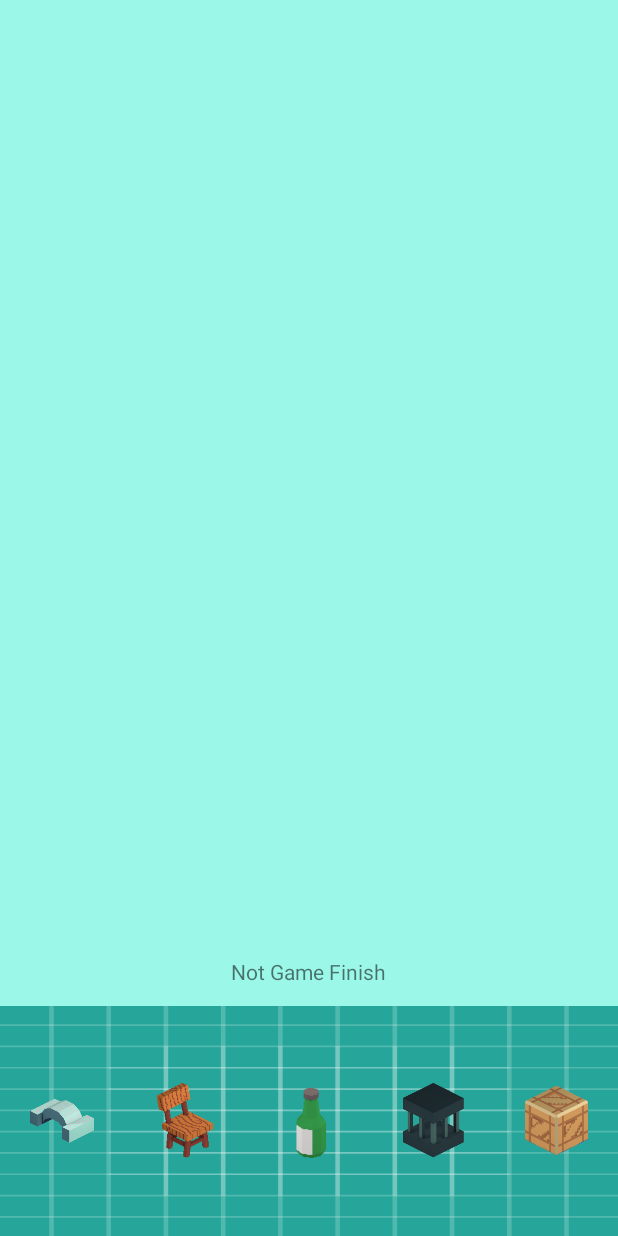
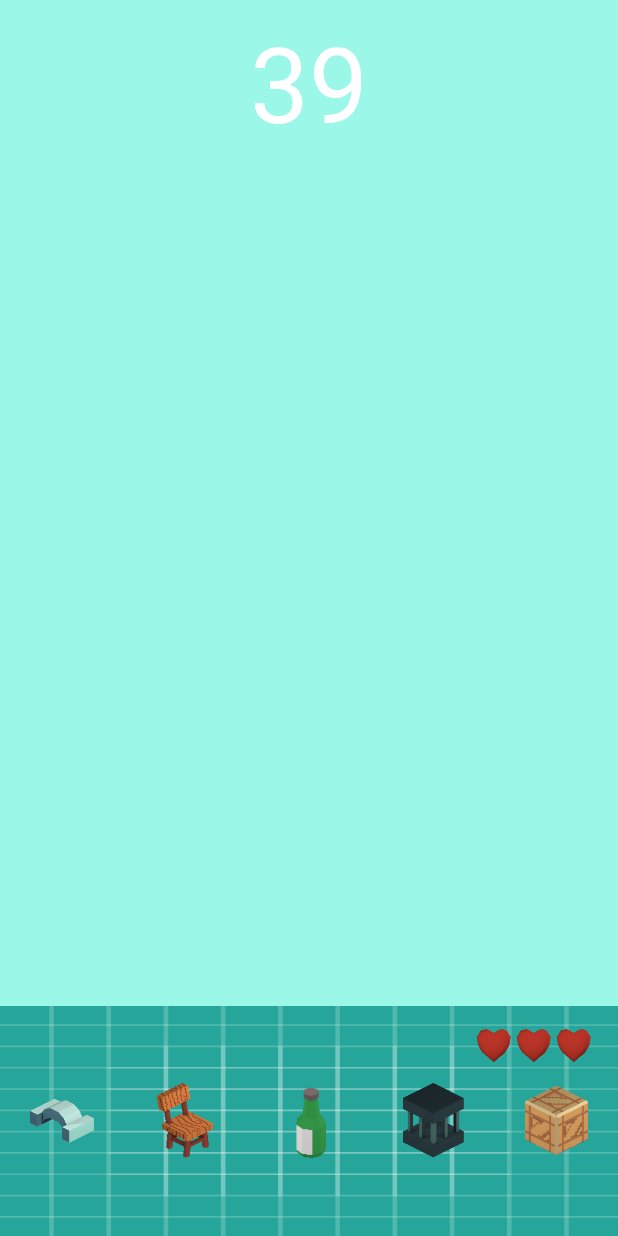
Before and after one commit to OttoCh/bouncingObject, an Android app: the GameActivity screen opened directly, with no data from a screen before it, on a phone screen of 412 x 824 dp. Run offline under Robolectric (Android 15) with nearby library versions, the phone set to English and light mode, and no system bars.

Commit message:
add life, fix times up crash

```diff
--- a/app/src/main/java/com/example/ottochristianto/hiddenobject/GameActivity.java
+++ b/app/src/main/java/com/example/ottochristianto/hiddenobject/GameActivity.java
@@ -48,15 +48,25 @@ public class GameActivity extends AppCompatActivity {
 
     int getObject = 0;
     int totalMistake = 0;
-    int maximumMistake = 5;
+    int maximumMistake = 3;
     int usedSprite[] = new int[5];
+    int usedTimeLimit = 0;
+    int totalWin = 0;
+    int maximumWin = 3;
+    boolean initial = true;
+
+    final int[] timeLimit = new int[] {
+      40, 20, 10
+    };
 
     final int totalBouncingObject = 6;
 
-    ArrayList<ImageView> neededObject = new ArrayList<ImageView>();
-    ArrayList<floating_object> floatingObject = new ArrayList<floating_object>();
+    ArrayList<ImageView> neededObject = new ArrayList<>();
+    ArrayList<floating_object> floatingObject = new ArrayList<>();
+    ArrayList<ImageView> lifeObject = new ArrayList<>();
 
     View exitInflated;
+    timers_object timer;
 
     @Override
     protected void onCreate(Bundle savedInstanceState) {
@@ -66,14 +76,33 @@ public class GameActivity extends AppCompatActivity {
         InitGame();
     }
 
+    @Override
+    protected void onDestroy() {
+        super.onDestroy();
+        //stop timer)
+        timer.StopTimer();
+    }
+
     private void InitGame() {
         getObject = 0;
-        totalMistake = 0;
-        populateObjectList();
+        usedTimeLimit++;
+        if(usedTimeLimit-1 >= timeLimit.length)
+            usedTimeLimit = timeLimit.length - 1;
+        if(initial) {
+            populateObjectList();
+            populateLife();
+            initial = false;
+        }
         randomizeNeededObject(neededObject, existingSprite);
         spawnObject(totalBouncingObject, existingSprite);
         //make sure object list is findable
         untransparentNeededObject();
+
+        //start timer
+        timer = (timers_object) findViewById(R.id.timer);
+        timer.Init(this);
+        timer.SetTimer(timeLimit[usedTimeLimit-1]);
+        timer.BeginTimer();
     }
 
     private void untransparentNeededObject() {
@@ -103,6 +132,12 @@ public class GameActivity extends AppCompatActivity {
             icon.setTag(existingSprite[index], new Object());
             index++;
         }
+    }
+
+    private void populateLife() {
+        lifeObject.add((ImageView) findViewById(R.id.life_3));
+        lifeObject.add((ImageView) findViewById(R.id.life_2));
+        lifeObject.add((ImageView) findViewById(R.id.life_1));
     }
 
     private void populateObjectList() {
@@ -142,21 +177,49 @@ public class GameActivity extends AppCompatActivity {
 //            }
         }
         totalMistake++;
+        destroyHearts(totalMistake);
+
         if(totalMistake>maximumMistake)
             gameLose();
 
         return false;
     }
 
+    private void destroyHearts(int destroyHeartsNumb) {
+        if(destroyHeartsNumb > lifeObject.toArray().length) return;
+
+        for(int i=0; i<destroyHeartsNumb; i++) {
+            View life = lifeObject.get(i);
+            life.setVisibility(View.INVISIBLE);
+        }
+    }
+
+    private void restoreHearts() {
+        for(int i=0; i<lifeObject.toArray().length; i++) {
+            View life = lifeObject.get(i);
+            life.setVisibility(View.VISIBLE);
+        }
+    }
+
+    public void timesUp() {
+        gameLose();
+    }
+
     private void gameLose() {
-        neededObject.clear();
-        TextView textView = findViewById(R.id.game_finish);
-        textView.setText(R.string.you_lose);
+        //neededObject.clear();
+        totalWin = 0;
+        usedTimeLimit = 0;
+
+        totalMistake = 0;
+        restoreHearts();
 
         //lakukan pembersihan semua floating_object yg ada di scene
         deleteAllFloatingObject((ViewGroup) findViewById(R.id.relativeLayout));
 
-        showExitBox(false);
+        showExitBox(R.string.you_lose, R.string.retry_button);
+
+        //stop timer
+        timer.PauseTimer();
     }
 
     private void deleteAllFloatingObject(ViewGroup parentLayout) {
@@ -175,18 +238,24 @@ public class GameActivity extends AppCompatActivity {
 
         //hapus semuanya
         for(int i=0; i<index; i++) {
-            parentLayout.removeView(deleteViewList[i]);
+             parentLayout.removeView(deleteViewList[i]);
         }
     }
 
     private void gameDone() {
-        neededObject.clear();
-        TextView textView = findViewById(R.id.game_finish);
-        textView.setText(R.string.you_win);
-        showExitBox(true);
+        //neededObject.clear();
+        totalWin++;
+
+        if(totalWin >= maximumWin)
+            showExitBox(R.string.game_finish_message, R.string.finish_button);
+        else
+            showExitBox(R.string.you_win, R.string.continue_button);
+
+        //stop timer
+        timer.PauseTimer();
     }
 
-    private void showExitBox(boolean win) {
+    private void showExitBox(int message, int buttonMessage) {
         if(exitInflated == null) {
             ViewStub viewStub = (ViewStub) findViewById(R.id.exit_box_stub);
             viewStub.setLayoutResource(R.layout.exit_box);
@@ -198,14 +267,8 @@ public class GameActivity extends AppCompatActivity {
 
         TextView messageText = exitInflated.findViewById(R.id.Message);
         Button retryButton = exitInflated.findViewById(R.id.RetryButton);
-        if(win) {
-            messageText.setText(R.string.you_win);
-            retryButton.setText(R.string.continue_button);
-        }
-        else {
-            messageText.setText(R.string.you_lose);
-            retryButton.setText(R.string.retry_button);
-        }
+        messageText.setText(message);
+        retryButton.setText(buttonMessage);
     }
 
     private void spawnObject(int totalSpawn, int existingSprite[]) {
@@ -232,6 +295,12 @@ public class GameActivity extends AppCompatActivity {
 
 
     public void RetryGame(View view) {
+        if(totalWin >= maximumWin) {
+            timer.StopTimer();
+            finish();
+            return;
+        }
+
         exitInflated.setVisibility(View.INVISIBLE);
         InitGame();
     }
--- a/app/src/main/java/com/example/ottochristianto/hiddenobject/floating_object.java
+++ b/app/src/main/java/com/example/ottochristianto/hiddenobject/floating_object.java
@@ -30,8 +30,8 @@ public class floating_object extends AppCompatImageView {
 
     private float speedX = 10f;
     private float speedY = 10f;
-    private float parentWidth;
-    private float parentHeight;
+    private float parentWidth = 0;
+    private float parentHeight = 0;
 
     private GameActivity currentActivity;
 
@@ -107,8 +107,10 @@ public class floating_object extends AppCompatImageView {
     @Override
     protected void onDraw(Canvas canvas) {
         super.onDraw(canvas);
-        parentHeight = ((ViewGroup)this.getParent()).getHeight();
-        parentWidth = ((ViewGroup)this.getParent()).getWidth();
+        if(parentHeight == 0)
+            parentHeight = ((ViewGroup)this.getParent()).getHeight();
+        if(parentWidth == 0)
+            parentWidth = ((ViewGroup)this.getParent()).getWidth();
         canvas.save();
 
         float currentX = this.getX();
--- /dev/null
+++ b/app/src/main/java/com/example/ottochristianto/hiddenobject/timers_object.java
@@ -0,0 +1,153 @@
+package com.example.ottochristianto.hiddenobject;
+
+import android.content.Context;
+import android.os.Handler;
+import android.os.Looper;
+import android.os.Message;
+import android.support.v7.widget.AppCompatTextView;
+import android.util.AttributeSet;
+import android.util.Log;
+
+public class timers_object extends AppCompatTextView {
+
+    public timers_object(Context context) {
+        super(context);
+    }
+
+    public timers_object(Context context, AttributeSet attrs) {
+        super(context, attrs);
+    }
+
+    public timers_object(Context context, AttributeSet attrs, int numb) {
+        super(context, attrs, numb);
+    }
+
+    int maxTime = 60;
+    int currentTime = maxTime;
+    boolean runTimer = false;
+    boolean timerIsRunning = false;
+    GameActivity gameActivity;
+    TimerRunnable timerRunnable;
+    Thread thread;
+    Handler mHandler = new Handler();
+
+    public void Init(GameActivity gameActivity) {
+        this.setTextSize(70);
+        this.setTextColor(getResources().getColor(R.color.White));
+        this.setText("00");
+        this.gameActivity = gameActivity;
+    }
+
+    private void ResetTimer(int maxTime) {
+        this.setText(Integer.toString(maxTime));
+        currentTime = maxTime;
+    }
+
+    private void timesUp() {
+        if(gameActivity != null)
+            gameActivity.timesUp();
+        runTimer = false;
+        timerRunnable.toggleTimer(false);
+    }
+
+    public void UpdateTimer() {
+        if(!runTimer) return;
+
+        currentTime--;
+        if(currentTime < 0) currentTime = 0;
+        String writtenTime = Integer.toString(currentTime);
+        if(currentTime < 10) writtenTime = "0" + writtenTime;
+        this.setText(writtenTime);
+
+        if(currentTime <=0) {
+            //kirim kembali ke ui thread
+            mHandler.post(new Runnable() {
+                @Override
+                public void run() {
+                    timesUp();
+                }
+            });
+        }
+    }
+
+    public void SetTimer(int maxTime) {
+        this.maxTime = maxTime;
+        this.setText(Integer.toString(maxTime));
+    }
+
+    public void BeginTimer() {
+        runTimer = true;
+        currentTime = maxTime;
+
+        //jangan sampai ada 2 thread jalan di saat bersamaan
+        if(thread == null || !thread.isAlive()) {
+            timerRunnable = new TimerRunnable(this);
+            thread = new Thread(timerRunnable);
+            timerRunnable.toggleTimer(true);
+            thread.start();
+            timerIsRunning = true;
+        }
+        else {
+            Log.d("Timer", "continue from existing thread ");
+            timerRunnable.toggleTimer(true);
+        }
+    }
+
+    public void ContinueTimer() {
+        runTimer = true;
+
+        timerRunnable.toggleTimer(true);
+    }
+
+    public void PauseTimer() {
+        runTimer = false;
+        timerRunnable.toggleTimer(false);
+    }
+
+    public void StopTimer() {
+        runTimer = false;
+        timerRunnable.toggleTimer(false);
+        boolean success = true;
+        try {
+            thread.join();
+        }
+        catch (Exception e) {
+            success = false;
+            Log.d("Timer", "fail to stop thread");
+        }
+
+        if(success)
+            timerIsRunning = false;
+    }
+
+}
+
+class TimerRunnable implements Runnable {
+
+    boolean run = false;
+    timers_object timers;
+
+    public TimerRunnable(timers_object timers) {
+        this.timers = timers;
+    }
+
+    @Override
+    public void run() {
+        while(run) {
+            try {
+                Thread.sleep(1000);
+            }
+            catch (Exception e) {
+                Log.d("Timer", "timer: cant sleep");
+                run = false;
+            }
+            if(timers == null) run = false;
+
+            timers.UpdateTimer();
+        }
+    }
+
+    public void toggleTimer(boolean run) {
+        this.run = run;
+    }
+}
--- a/app/src/main/res/layout/activity_game.xml
+++ b/app/src/main/res/layout/activity_game.xml
@@ -66,6 +66,50 @@
             app:srcCompat="@drawable/arch_001" />
     </LinearLayout>
 
+    <LinearLayout
+        android:id="@+id/lifeLayout"
+        android:layout_width="80dp"
+        android:layout_height="27dp"
+        android:layout_marginEnd="8dp"
+        android:layout_marginLeft="8dp"
+        android:layout_marginRight="8dp"
+        android:layout_marginStart="8dp"
+        android:layout_marginTop="12dp"
+        android:orientation="horizontal"
+        app:layout_constraintEnd_toEndOf="parent"
+        app:layout_constraintHorizontal_bias="0.974"
+        app:layout_constraintStart_toStartOf="parent"
+        app:layout_constraintTop_toBottomOf="@+id/relativeLayout">
+
+        <ImageView
+            android:id="@+id/life_3"
+            android:layout_width="wrap_content"
+            android:layout_height="wrap_content"
+            android:layout_weight="1"
+            android:cropToPadding="false"
+            android:padding="2dp"
+            android:scaleType="fitXY"
+            app:srcCompat="@drawable/heart0000" />
+
+        <ImageView
+            android:id="@+id/life_2"
+            android:layout_width="wrap_content"
+            android:layout_height="wrap_content"
+            android:layout_weight="1"
+            android:padding="2dp"
+            android:scaleType="fitXY"
+            app:srcCompat="@drawable/heart0000" />
+
+        <ImageView
+            android:id="@+id/life_1"
+            android:layout_width="wrap_content"
+            android:layout_height="wrap_content"
+            android:layout_weight="1"
+            android:padding="2dp"
+            android:scaleType="fitXY"
+            app:srcCompat="@drawable/heart0000" />
+    </LinearLayout>
+
     <RelativeLayout
         android:id="@+id/relativeLayout"
         android:layout_width="0dp"
@@ -82,16 +126,6 @@
             android:layout_height="match_parent"
             android:visibility="invisible" />
 
-        <TextView
-            android:id="@+id/game_finish"
-            android:layout_width="wrap_content"
-            android:layout_height="wrap_content"
-            android:layout_alignParentBottom="true"
-            android:layout_centerHorizontal="true"
-            android:layout_marginBottom="13dp"
-            android:text="Not Game Finish" />
-
-
     </RelativeLayout>
 
     <ViewStub
@@ -100,4 +134,21 @@
         android:layout_width="match_parent"
         android:layout_height="match_parent" />
 
+    <com.example.ottochristianto.hiddenobject.timers_object
+        android:id="@+id/timer"
+        android:layout_width="100dp"
+        android:layout_height="100dp"
+        android:layout_marginEnd="8dp"
+        android:layout_marginLeft="8dp"
+        android:layout_marginRight="8dp"
+        android:layout_marginStart="8dp"
+        android:layout_marginTop="8dp"
+        android:text="00"
+        android:textAlignment="center"
+        android:textColor="@color/White"
+        android:textSize="70sp"
+        app:layout_constraintEnd_toEndOf="parent"
+        app:layout_constraintStart_toStartOf="parent"
+        app:layout_constraintTop_toTopOf="@+id/relativeLayout" />
+
 </android.support.constraint.ConstraintLayout>
--- a/app/src/main/res/values/strings.xml
+++ b/app/src/main/res/values/strings.xml
@@ -12,4 +12,5 @@
     <string name="you_win">You Win!!!</string>
     <string name="you_lose">You Lose...</string>
     <string name="game_finish_message">Thank you for playing!</string>
+    <string name="Email">Created by: Otto</string>
 </resources>
```
Also changed, not shown: app/src/main/res/layout/activity_main.xml (+12 -0 lines), app/src/main/res/drawable/heart0000.png (added).
